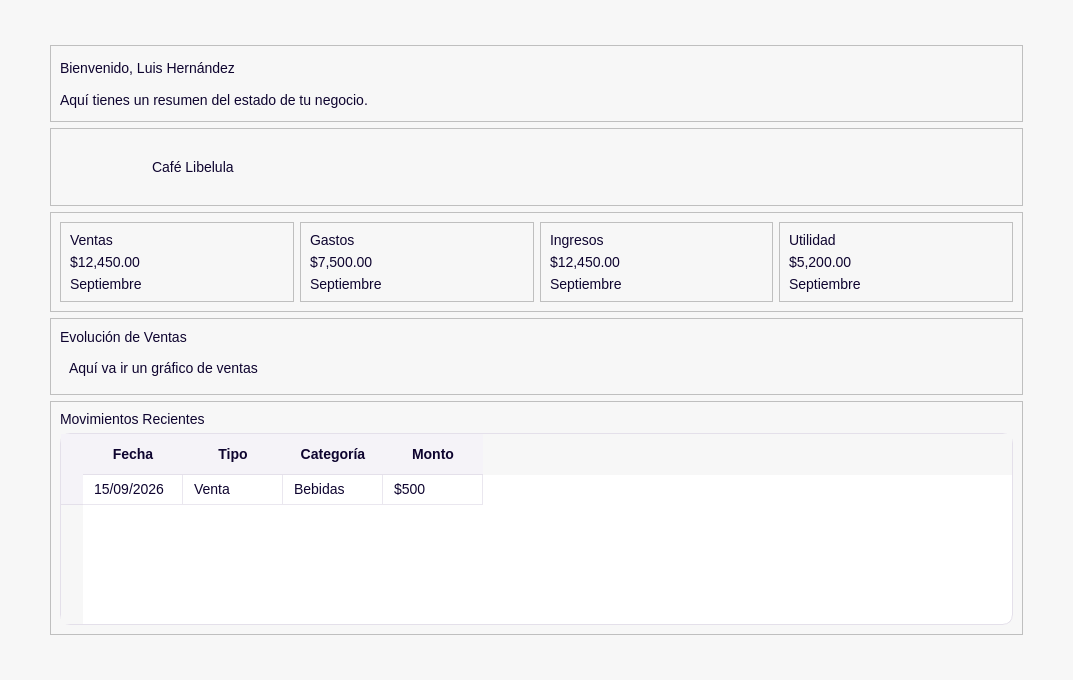
Before: the Qt Designer form app/ui/dashboard/pages/dashboard_home.ui in Brando-1510/Proyecto-Integrador-2.0, drawn with Qt 5.
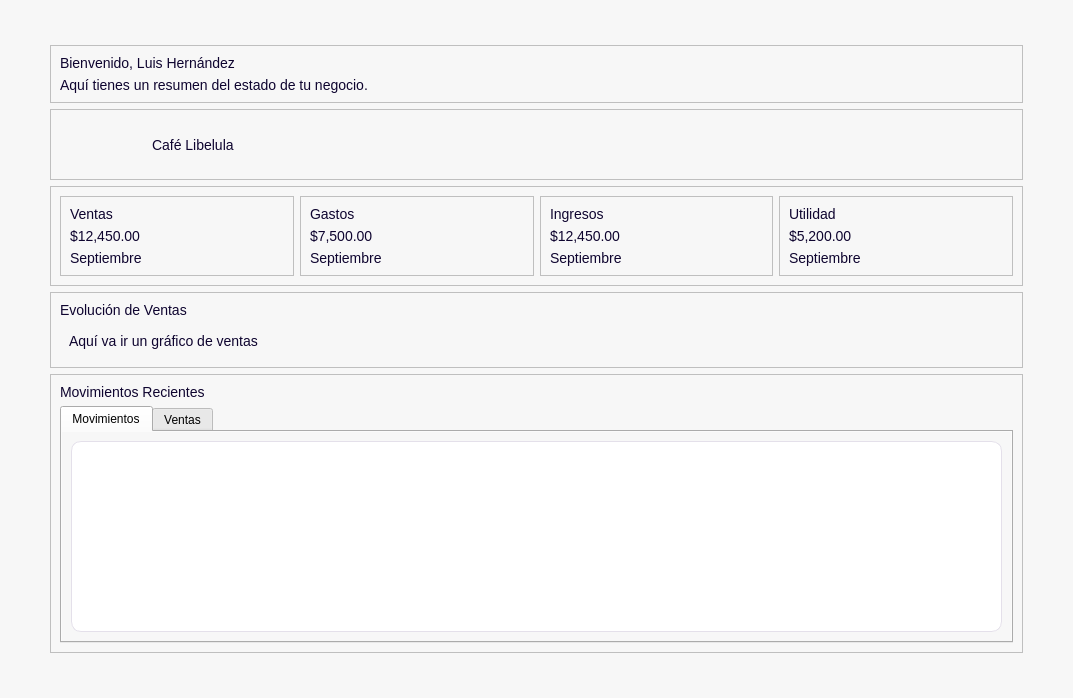
After: the same form once the commit is applied. Icons and pictures are not drawn.

Commit message: (ui): añadiendo modulo de movimientos

What changed in the file:
```diff
--- a/app/ui/dashboard/pages/dashboard_home.ui
+++ b/app/ui/dashboard/pages/dashboard_home.ui
@@ -7,7 +7,7 @@
     <x>0</x>
     <y>0</y>
     <width>1073</width>
-    <height>680</height>
+    <height>698</height>
    </rect>
   </property>
   <property name="windowTitle">
@@ -147,7 +147,7 @@
           <x>0</x>
           <y>0</y>
           <width>995</width>
-          <height>612</height>
+          <height>630</height>
          </rect>
         </property>
         <property name="sizePolicy">
@@ -503,11 +503,11 @@
              <property name="styleSheet">
               <string notr="true">/* 
 -----------------------------------------------------------------------------------------------------
-Tabla
+Tabla (Optimizado para QTableView)
 -----------------------------------------------------------------------------------------------------
 */
 
-QTableWidget {
+QTableView {
     background-color: #FFFFFF;
     border: 1px solid #E4E0EA;
     border-radius: 10px;
@@ -516,10 +516,12 @@
     color: #0E042F;
     selection-background-color: #EEEAF5;
     selection-color: #0E042F;
+    /* Importante para que los elementos internos respeten los bordes redondeados */
+    overflow: hidden; 
 }
 
-/* Encabezado horizontal */
-QTableWidget QHeaderView::section {
+/* Encabezados (Horizontal y Vertical) */
+QTableView QHeaderView::section {
     background-color: #F5F3F8;
     color: #0E042F;
     font-size: 14px;
@@ -529,41 +531,75 @@
     padding: 10px;
 }
 
-/* Celdas */
-QTableWidget::item {
+/* Forzar que el encabezado horizontal se alinee bien con el estilo */
+QHeaderView {
+    background-color: #F5F3F8;
+    border-top-left-radius: 9px;
+    border-top-right-radius: 9px;
+}
+
+/* Celdas individuales */
+QTableView::item {
     padding: 8px;
     border: none;
 }
 
 /* Fila seleccionada */
-QTableWidget::item:selected {
+QTableView::item:selected {
     background-color: #EEEAF5;
     color: #0E042F;
 }
 
-/* Esquina superior izquierda */
-QTableWidget QTableCornerButton::section {
+/* Esquina superior izquierda (intersección de encabezados) */
+QTableView QTableCornerButton::section {
     background-color: #F5F3F8;
     border: none;
+    border-top-left-radius: 9px;
 }
 
-/* Scrollbar vertical */
-QTableWidget QScrollBar:vertical {
+/* --- SCROLLBAR VERTICAL --- */
+QTableView QScrollBar:vertical {
     background-color: transparent;
     width: 8px;
-    margin: 4px;
+    margin: 4px 2px 4px 2px;
 }
 
-QTableWidget QScrollBar::handle:vertical {
+QTableView QScrollBar::handle:vertical {
     background-color: #C9C1D5;
     border-radius: 4px;
     min-height: 30px;
 }
 
-QTableWidget QScrollBar::add-line:vertical,
-QTableWidget QScrollBar::sub-line:vertical {
+/* Ocultar flechas del scrollbar */
+QTableView QScrollBar::add-line:vertical,
+QTableView QScrollBar::sub-line:vertical,
+QTableView QScrollBar::add-page:vertical,
+QTableView QScrollBar::sub-page:vertical {
+    background: none;
     height: 0px;
-}</string>
+}
+
+/* --- SCROLLBAR HORIZONTAL (Opcional, para mantener coherencia visual) --- */
+QTableView QScrollBar:horizontal {
+    background-color: transparent;
+    height: 8px;
+    margin: 2px 4px 2px 4px;
+}
+
+QTableView QScrollBar::handle:horizontal {
+    background-color: #C9C1D5;
+    border-radius: 4px;
+    min-width: 30px;
+}
+
+QTableView QScrollBar::add-line:horizontal,
+QTableView QScrollBar::sub-line:horizontal,
+QTableView QScrollBar::add-page:horizontal,
+QTableView QScrollBar::sub-page:horizontal {
+    background: none;
+    width: 0px;
+}
+</string>
              </property>
              <property name="frameShape">
               <enum>QFrame::StyledPanel</enum>
@@ -571,7 +607,7 @@
              <property name="frameShadow">
               <enum>QFrame::Raised</enum>
              </property>
-             <layout class="QVBoxLayout" name="verticalLayout_10">
+             <layout class="QVBoxLayout" name="verticalLayout_14">
               <item>
                <widget class="QLabel" name="lblMovimientos">
                 <property name="text">
@@ -583,58 +619,170 @@
                </widget>
               </item>
               <item>
-               <widget class="QTableWidget" name="tableWidget">
-                <property name="sizePolicy">
-                 <sizepolicy hsizetype="Expanding" vsizetype="Maximum">
-                  <horstretch>0</horstretch>
-                  <verstretch>0</verstretch>
-                 </sizepolicy>
+               <widget class="QTabWidget" name="tabWidget">
+                <property name="accessibleName">
+                 <string>Movimientos</string>
                 </property>
-                <row>
-                 <property name="text">
-                  <string/>
-                 </property>
-                </row>
-                <column>
-                 <property name="text">
-                  <string>Fecha</string>
-                 </property>
-                </column>
-                <column>
-                 <property name="text">
-                  <string>Tipo</string>
-                 </property>
-                </column>
-                <column>
-                 <property name="text">
-                  <string>Categoría</string>
-                 </property>
-                </column>
-                <column>
-                 <property name="text">
-                  <string>Monto</string>
-                 </property>
-                </column>
-                <item row="0" column="0">
-                 <property name="text">
-                  <string>15/09/2026</string>
-                 </property>
-                </item>
-                <item row="0" column="1">
-                 <property name="text">
-                  <string>Venta</string>
-                 </property>
-                </item>
-                <item row="0" column="2">
-                 <property name="text">
-                  <string>Bebidas</string>
-                 </property>
-                </item>
-                <item row="0" column="3">
-                 <property name="text">
-                  <string>$500</string>
-                 </property>
-                </item>
+                <property name="styleSheet">
+                 <string notr="true">QTabWidget {
+        qproperty-expanding: true;
+		background-color:#f7f7f7;
+    }
+QTabWidget::pane {
+    border: none;
+    background-color: #f7f7f7;
+}
+QTabWidget &gt; QWidget {
+    background-color: #f7f7f7;
+}
+QTabBar::tab {
+    background: #F1EFF6;
+    color: #46315c;
+
+    padding: 10px 28px;
+
+    border: none;
+    border-radius: 8px;
+
+    margin-right: 6px;
+	min-width: 50px; 
+    font-family: &quot;Manrope&quot;;
+    font-size: 14px;
+    font-weight: 600;
+}
+
+QTabBar::tab:hover {
+    background: #E8E5F0;
+    color: #16094C;
+}
+
+QTabBar::tab:selected {
+    background: #16094C;
+    color: white;
+}
+/* 
+-----------------------------------------------------------------------------------------------------
+Tabla (Optimizado para QTableView)
+-----------------------------------------------------------------------------------------------------
+*/
+
+QTableView {
+    background-color: #FFFFFF;
+    border: 1px solid #E4E0EA;
+    border-radius: 10px;
+    gridline-color: #EAE7EF;
+    font-size: 14px;
+    color: #0E042F;
+    selection-background-color: #EEEAF5;
+    selection-color: #0E042F;
+    /* Importante para que los elementos internos respeten los bordes redondeados */
+    overflow: hidden; 
+}
+
+/* Encabezados (Horizontal y Vertical) */
+QTableView QHeaderView::section {
+    background-color: #F5F3F8;
+    color: #0E042F;
+    font-size: 14px;
+    font-weight: bold;
+    border: none;
+    border-bottom: 1px solid #E4E0EA;
+    padding: 10px;
+}
+
+/* Forzar que el encabezado horizontal se alinee bien con el estilo */
+QHeaderView {
+    background-color: #F5F3F8;
+    border-top-left-radius: 9px;
+    border-top-right-radius: 9px;
+}
+
+/* Celdas individuales */
+QTableView::item {
+    padding: 8px;
+    border: none;
+}
+
+/* Fila seleccionada */
+QTableView::item:selected {
+    background-color: #EEEAF5;
+    color: #0E042F;
+}
+
+/* Esquina superior izquierda (intersección de encabezados) */
+QTableView QTableCornerButton::section {
+    background-color: #F5F3F8;
+    border: none;
+    border-top-left-radius: 9px;
+}
+
+/* --- SCROLLBAR VERTICAL --- */
+QTableView QScrollBar:vertical {
+    background-color: transparent;
+    width: 8px;
+    margin: 4px 2px 4px 2px;
+}
+
+QTableView QScrollBar::handle:vertical {
+    background-color: #C9C1D5;
+    border-radius: 4px;
+    min-height: 30px;
+}
+
+/* Ocultar flechas del scrollbar */
+QTableView QScrollBar::add-line:vertical,
+QTableView QScrollBar::sub-line:vertical,
+QTableView QScrollBar::add-page:vertical,
+QTableView QScrollBar::sub-page:vertical {
+    background: none;
+    height: 0px;
+}
+
+/* --- SCROLLBAR HORIZONTAL (Opcional, para mantener coherencia visual) --- */
+QTableView QScrollBar:horizontal {
+    background-color: transparent;
+    height: 8px;
+    margin: 2px 4px 2px 4px;
+}
+
+QTableView QScrollBar::handle:horizontal {
+    background-color: #C9C1D5;
+    border-radius: 4px;
+    min-width: 30px;
+}
+
+QTableView QScrollBar::add-line:horizontal,
+QTableView QScrollBar::sub-line:horizontal,
+QTableView QScrollBar::add-page:horizontal,
+QTableView QScrollBar::sub-page:horizontal {
+    background: none;
+    width: 0px;
+}
+</string>
+                </property>
+                <property name="currentIndex">
+                 <number>0</number>
+                </property>
+                <widget class="QWidget" name="Movimientos">
+                 <attribute name="title">
+                  <string>Movimientos</string>
+                 </attribute>
+                 <layout class="QVBoxLayout" name="verticalLayout_10">
+                  <item>
+                   <widget class="QTableView" name="movimientosTable"/>
+                  </item>
+                 </layout>
+                </widget>
+                <widget class="QWidget" name="tab_2">
+                 <attribute name="title">
+                  <string>Ventas</string>
+                 </attribute>
+                 <layout class="QVBoxLayout" name="verticalLayout_13">
+                  <item>
+                   <widget class="QTableView" name="ventasTable"/>
+                  </item>
+                 </layout>
+                </widget>
                </widget>
               </item>
              </layout>
```
The commit also changes 9 other files.
